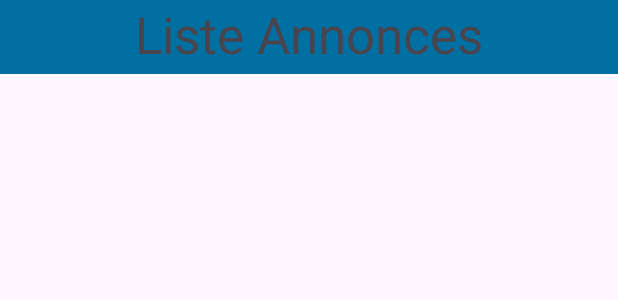
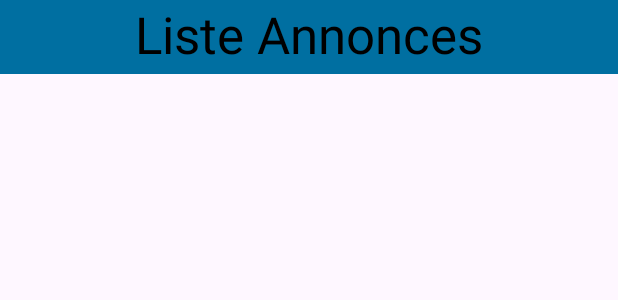
Before and after one commit to MatthiasEllero/TP_LeBonCoin, an Android app: the layout activity_ad_list_view.xml on its own in the app's theme, with its tools: preview values and no code run, on a phone screen of 412 x 824 dp. Shown: the top 300 px of the screen. Run offline under Robolectric (Android 15) with nearby library versions, the phone set to English and light mode, and no system bars.

Commit message:
Changmement AdList et AdModel Première partie terminée

```diff
--- a/app/src/main/java/com/example/tp_leboncoin/AdListViewActivity.java
+++ b/app/src/main/java/com/example/tp_leboncoin/AdListViewActivity.java
@@ -12,7 +12,6 @@ import android.widget.TextView;
 
 import androidx.appcompat.app.AppCompatActivity;
 
-import java.util.ArrayList;
 import java.util.List;
 
 public class AdListViewActivity extends AppCompatActivity {
--- a/app/src/main/res/layout/activity_ad_list_view.xml
+++ b/app/src/main/res/layout/activity_ad_list_view.xml
@@ -2,7 +2,7 @@
 <androidx.constraintlayout.widget.ConstraintLayout xmlns:android="http://schemas.android.com/apk/res/android"
     xmlns:app="http://schemas.android.com/apk/res-auto"
     xmlns:tools="http://schemas.android.com/tools"
-    android:id="@+id/listView"
+    android:id="@+id/ConstraintView"
     android:layout_width="match_parent"
     android:layout_height="match_parent"
     tools:context=".AdListViewActivity">
@@ -19,6 +19,7 @@
             android:background="#006FA1"
             android:text="Liste Annonces"
             android:textAlignment="center"
+            android:textColor="@color/black"
             android:textSize="34sp" />
 
         <ListView
```
